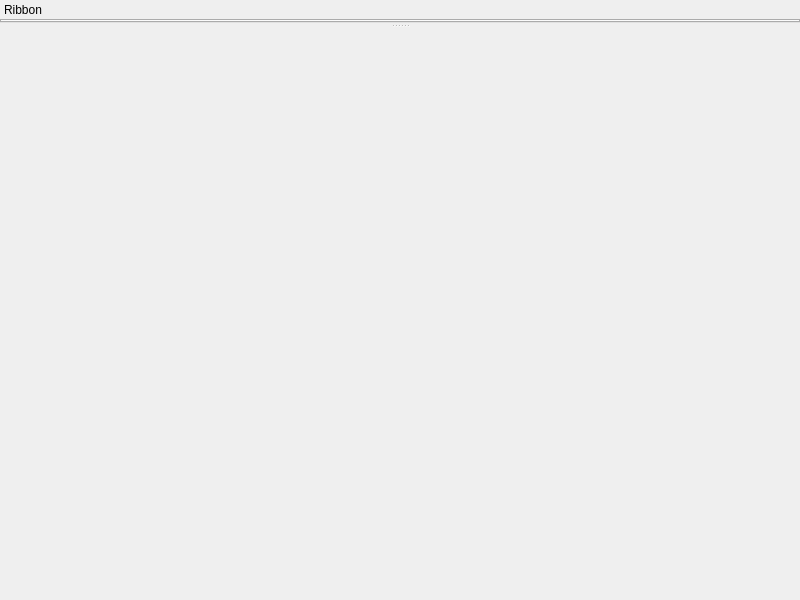
First picture: the form in MultiResFusion/MRF/MRF/MainWindow.ui, repository VVZzzz/Multiresolution-Fusion, before the edit.
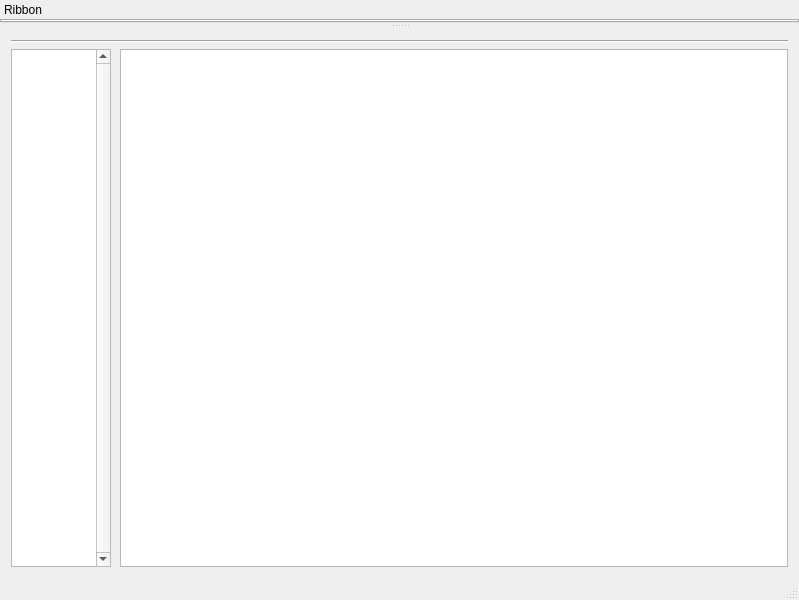
Second picture: the form after the edit. Custom widgets are drawn as their Qt base class.

Patch:
```diff
--- a/MultiResFusion/MRF/MRF/MainWindow.ui
+++ b/MultiResFusion/MRF/MRF/MainWindow.ui
@@ -6,14 +6,100 @@
    <rect>
     <x>0</x>
     <y>0</y>
-    <width>800</width>
+    <width>799</width>
     <height>600</height>
    </rect>
   </property>
+  <property name="sizePolicy">
+   <sizepolicy hsizetype="Expanding" vsizetype="Expanding">
+    <horstretch>0</horstretch>
+    <verstretch>0</verstretch>
+   </sizepolicy>
+  </property>
   <property name="windowTitle">
    <string>MainWindow</string>
   </property>
-  <widget class="QWidget" name="centralWidget"/>
+  <widget class="QWidget" name="centralWidget">
+   <property name="sizePolicy">
+    <sizepolicy hsizetype="Preferred" vsizetype="Preferred">
+     <horstretch>0</horstretch>
+     <verstretch>0</verstretch>
+    </sizepolicy>
+   </property>
+   <layout class="QVBoxLayout" name="verticalLayout_2">
+    <item>
+     <widget class="Line" name="line">
+      <property name="sizePolicy">
+       <sizepolicy hsizetype="Preferred" vsizetype="Fixed">
+        <horstretch>0</horstretch>
+        <verstretch>0</verstretch>
+       </sizepolicy>
+      </property>
+      <property name="minimumSize">
+       <size>
+        <width>0</width>
+        <height>3</height>
+       </size>
+      </property>
+      <property name="orientation">
+       <enum>Qt::Horizontal</enum>
+      </property>
+     </widget>
+    </item>
+    <item>
+     <layout class="QVBoxLayout" name="verticalLayout">
+      <item>
+       <layout class="QHBoxLayout" name="horizontalLayout" stretch="0,0">
+        <property name="spacing">
+         <number>9</number>
+        </property>
+        <property name="leftMargin">
+         <number>0</number>
+        </property>
+        <item>
+         <widget class="QListWidget" name="listWidget">
+          <property name="sizePolicy">
+           <sizepolicy hsizetype="Preferred" vsizetype="Preferred">
+            <horstretch>0</horstretch>
+            <verstretch>0</verstretch>
+           </sizepolicy>
+          </property>
+          <property name="frameShape">
+           <enum>QFrame::StyledPanel</enum>
+          </property>
+          <property name="verticalScrollBarPolicy">
+           <enum>Qt::ScrollBarAlwaysOn</enum>
+          </property>
+          <property name="sizeAdjustPolicy">
+           <enum>QAbstractScrollArea::AdjustToContents</enum>
+          </property>
+          <property name="autoScroll">
+           <bool>true</bool>
+          </property>
+          <property name="autoScrollMargin">
+           <number>16</number>
+          </property>
+          <property name="dragDropMode">
+           <enum>QAbstractItemView::DragDrop</enum>
+          </property>
+         </widget>
+        </item>
+        <item>
+         <widget class="QGraphicsView" name="graphicsView">
+          <property name="verticalScrollBarPolicy">
+           <enum>Qt::ScrollBarAsNeeded</enum>
+          </property>
+          <property name="horizontalScrollBarPolicy">
+           <enum>Qt::ScrollBarAsNeeded</enum>
+          </property>
+         </widget>
+        </item>
+       </layout>
+      </item>
+     </layout>
+    </item>
+   </layout>
+  </widget>
   <widget class="QDockWidget" name="ribbonDockWidget">
    <property name="sizePolicy">
     <sizepolicy hsizetype="Preferred" vsizetype="Minimum">
@@ -72,6 +158,14 @@
     </layout>
    </widget>
   </widget>
+  <widget class="QStatusBar" name="statusBar">
+   <property name="sizePolicy">
+    <sizepolicy hsizetype="Expanding" vsizetype="Expanding">
+     <horstretch>0</horstretch>
+     <verstretch>0</verstretch>
+    </sizepolicy>
+   </property>
+  </widget>
  </widget>
  <layoutdefault spacing="6" margin="11"/>
  <customwidgets>
```
